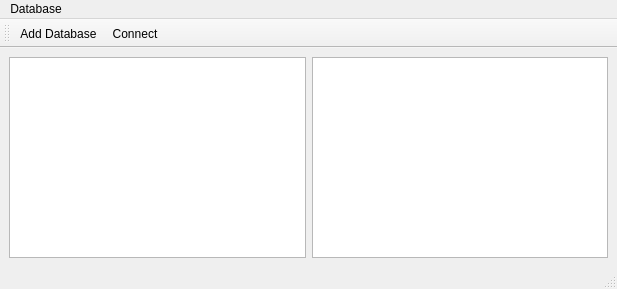
The window that dbmainwindow.ui (Zakhrov/WebPhonon) describes before a commit, drawn with Qt 5.
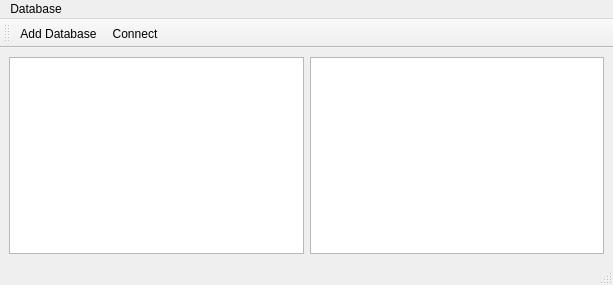
The same window after the commit. Icons and pictures are not drawn.

Commit message: can now modify the table baby!

What changed in the file:
```diff
--- a/dbmainwindow.ui
+++ b/dbmainwindow.ui
@@ -6,8 +6,8 @@
    <rect>
     <x>0</x>
     <y>0</y>
-    <width>617</width>
-    <height>289</height>
+    <width>613</width>
+    <height>285</height>
    </rect>
   </property>
   <property name="windowTitle">
@@ -21,12 +21,12 @@
    <layout class="QGridLayout" name="gridLayout">
     <item row="0" column="0">
      <layout class="QHBoxLayout" name="horizontalLayout">
-      <item>
-       <widget class="QTableWidget" name="tableWidget"/>
-      </item>
       <item>
        <widget class="QListWidget" name="listWidget"/>
       </item>
+      <item>
+       <widget class="QTableView" name="tableView"/>
+      </item>
      </layout>
     </item>
    </layout>
@@ -36,7 +36,7 @@
     <rect>
      <x>0</x>
      <y>0</y>
-     <width>617</width>
+     <width>613</width>
      <height>22</height>
     </rect>
    </property>
```
The commit also changes 2 other files.
